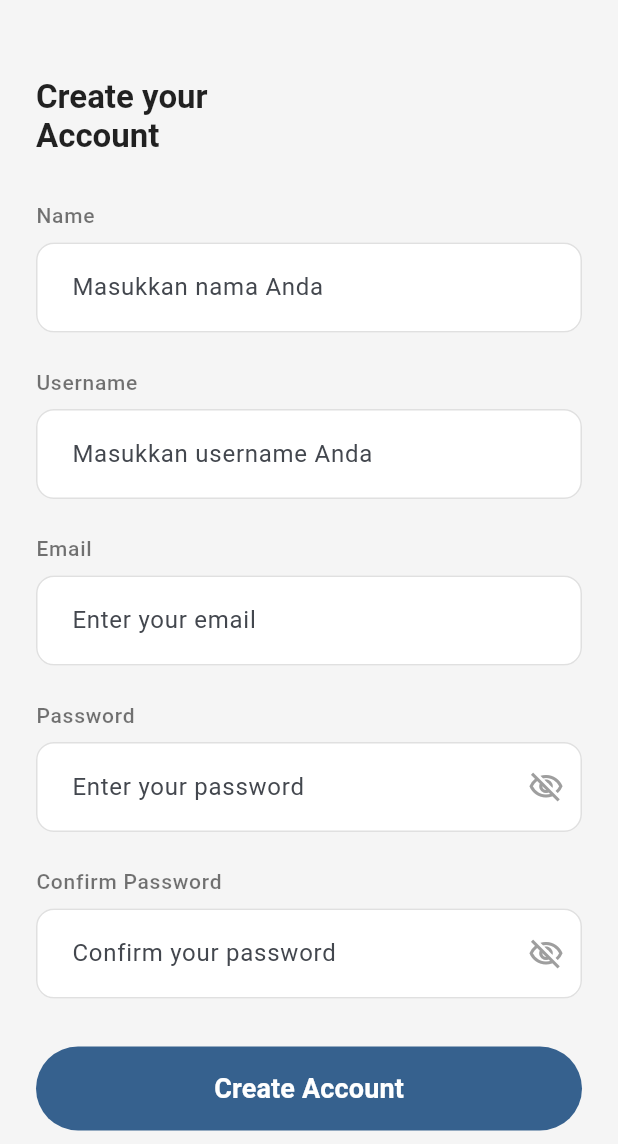
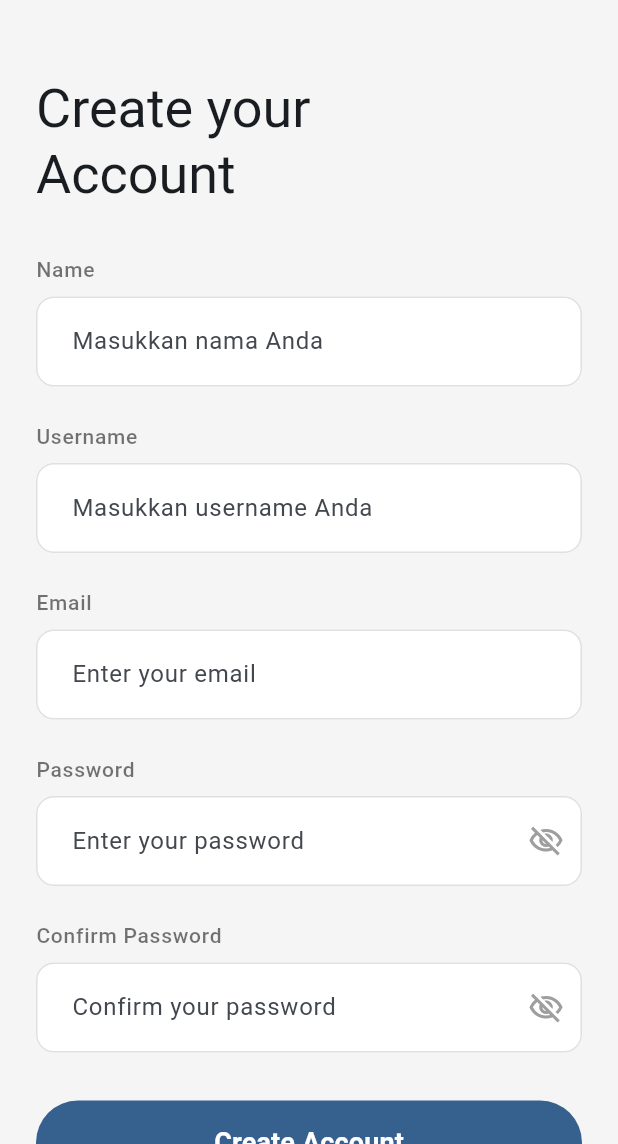
Before and after one commit to gugunm/lume-sharing-dibimbing-fp, a Flutter app: the screen it shows after launch, after a tap on "Continue", after a tap on "Register Account", on a phone screen of 412 x 824 dp, the part 92-1236 px from its top. Run offline on Flutter 3.47's test engine with Material 3 defaults, Android fonts, the phone set to English and light mode, and no system bars; our stand-ins replace dio, flutter_riverpod, hive, hive_flutter, image_picker, lottie; accounts and stored records are empty.

Commit message:
fix: change loading animation

```diff
--- a/lib/core/navigations/guards/auth_guard.dart
+++ b/lib/core/navigations/guards/auth_guard.dart
@@ -1,5 +1,6 @@
 import 'package:flutter/material.dart';
 import 'package:flutter_riverpod/flutter_riverpod.dart';
+import 'package:fp_sharing_photo/core/widgets/loading_widget.dart';
 import 'package:fp_sharing_photo/features/auth/login/presentation/provider/login_provider.dart';
 import 'package:fp_sharing_photo/core/navigations/nav_routes.dart';
 
@@ -15,7 +16,7 @@ class AuthGuard extends ConsumerWidget {
 
     // Show loading while checking authentication
     if (authState.isLoading) {
-      return const Scaffold(body: Center(child: CircularProgressIndicator()));
+      return const Scaffold(body: Center(child: GlobalLoadingWidget()));
     }
 
     // If authentication is required but user is not authenticated
@@ -27,7 +28,7 @@ class AuthGuard extends ConsumerWidget {
         ).pushReplacementNamed(NavigationRoutes.authLogin.path);
       });
 
-      return const Scaffold(body: Center(child: CircularProgressIndicator()));
+      return const Scaffold(body: Center(child: GlobalLoadingWidget()));
     }
 
     // If user is authenticated but trying to access auth pages
@@ -37,7 +38,7 @@ class AuthGuard extends ConsumerWidget {
         Navigator.of(context).pushReplacementNamed('/home');
       });
 
-      return const Scaffold(body: Center(child: CircularProgressIndicator()));
+      return const Scaffold(body: Center(child: GlobalLoadingWidget()));
     }
 
     return child;
--- a/lib/features/auth/login/presentation/screen/login_page.dart
+++ b/lib/features/auth/login/presentation/screen/login_page.dart
@@ -123,7 +123,7 @@ class _LoginPageState extends ConsumerState<LoginPage> {
                 // Title
                 Text(
                   'Sign in to your\nAccount',
-                  style: Theme.of(context).textTheme.titleLarge,
+                  style: Theme.of(context).textTheme.displaySmall,
                 ),
                 const SizedBox(height: AppSpacing.xl),
 
--- a/lib/features/auth/register/presentation/screen/register_page.dart
+++ b/lib/features/auth/register/presentation/screen/register_page.dart
@@ -147,7 +147,7 @@ class _RegisterPageState extends ConsumerState<RegisterPage> {
   Widget _buildTitle(BuildContext context) {
     return Text(
       'Create your\nAccount',
-      style: Theme.of(context).textTheme.titleLarge,
+      style: Theme.of(context).textTheme.displaySmall,
     );
   }
 
--- a/lib/features/post/presentation/screen/create_post_page.dart
+++ b/lib/features/post/presentation/screen/create_post_page.dart
@@ -1,6 +1,7 @@
 import 'dart:typed_data';
 import 'package:flutter/material.dart';
 import 'package:flutter_riverpod/flutter_riverpod.dart';
+import 'package:fp_sharing_photo/core/widgets/loading_widget.dart';
 import 'package:image_picker/image_picker.dart';
 import 'package:fp_sharing_photo/features/post/presentation/provider/create_post_provider.dart';
 import 'package:fp_sharing_photo/features/post/presentation/provider/upload_image_provider.dart';
@@ -111,7 +112,7 @@ class _CreatePostScreenState extends ConsumerState<CreatePostScreen> {
                 ),
               ),
             postState.isLoading
-                ? const CircularProgressIndicator()
+                ? const GlobalLoadingWidget()
                 : ElevatedButton(
                     onPressed: _selectedImageFile == null
                         ? null
```
